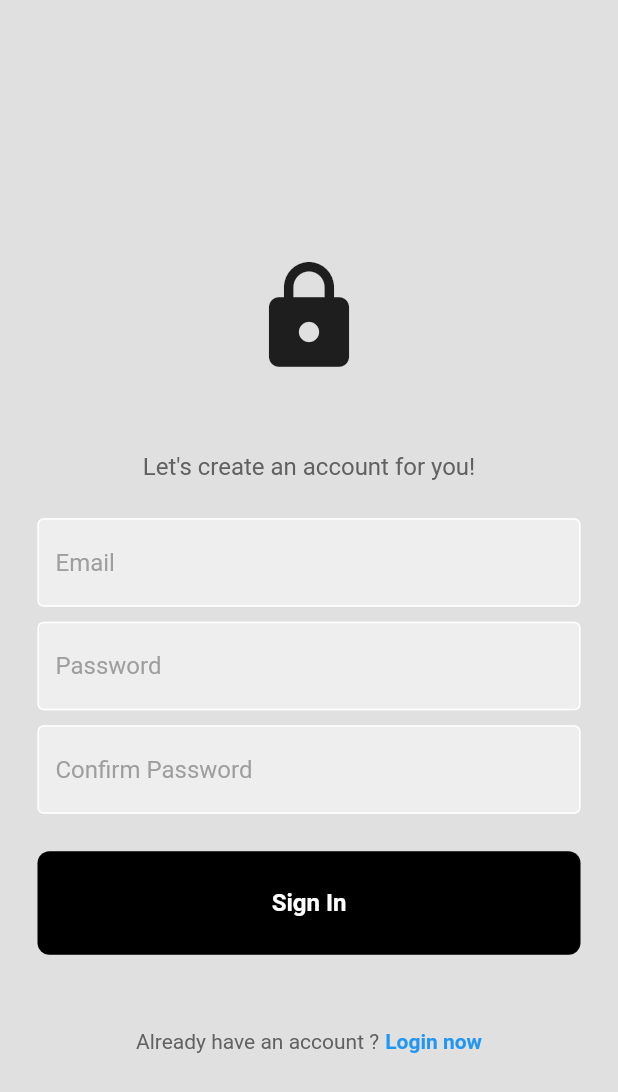
After one commit to baziz-meriem/waterMonitor, a Flutter app: the screen it shows after launch, after a tap on "Register now", on a phone screen of 412 x 824 dp. The commit adds this screen. Shown: the top 1092 px of the screen. Run offline on Flutter 3.47's test engine with Material 2 defaults, Android fonts, the light colour scheme and no system bars; our stand-ins replace firebase_core, firebase_database; accounts and stored records are empty.

Commit message:
ADD register UI and toggle

```diff
--- a/lib/main.dart
+++ b/lib/main.dart
@@ -2,6 +2,8 @@ import 'package:firebase_core/firebase_core.dart';
 import 'package:flutter/material.dart';
 import 'package:firebase_database/firebase_database.dart';
 import 'package:flutterprojects/pages/login_page.dart';
+import 'package:flutterprojects/pages/loginor_register_page.dart';
+import 'package:flutterprojects/pages/register_page.dart';
 
 import 'custom_slider.dart';
 
@@ -22,9 +24,8 @@ class MyApp extends StatefulWidget {
 class _MyAppState extends State<MyApp> {
   @override
   Widget build(BuildContext context) {
-    return Scaffold(
-      body:LoginPage(),
-    );
+    return LoginOrRegisterPage();
+
   }
 
 }
--- a/lib/pages/login_page.dart
+++ b/lib/pages/login_page.dart
@@ -3,9 +3,17 @@ import 'package:flutterprojects/components/My_button.dart';
 
 import '../components/TextField.dart';
 
-class LoginPage extends StatelessWidget {
-  LoginPage({super.key});
+class LoginPage extends StatefulWidget {
+  final Function()? onTap;
+  const LoginPage({super.key, required this.onTap});
+
+  @override
+  State<LoginPage> createState() => _LoginPageState();
+}
+
+class _LoginPageState extends State<LoginPage> {
   final usernameController = TextEditingController();
+
   final passwordController = TextEditingController();
 
   void signUserIn(){}
@@ -15,6 +23,7 @@ class LoginPage extends StatelessWidget {
     return Scaffold(
       backgroundColor: Colors.grey[300],
       body: Center(
+        child: SingleChildScrollView(
           child: SafeArea(
             child: Column(
                 children: [
@@ -60,10 +69,13 @@ class LoginPage extends StatelessWidget {
                    children: [
                      Text('Not a member?', style:TextStyle(color:Colors.grey[700])),
                      const SizedBox(width:4),
-                   Text(
+                     GestureDetector(
+                       onTap:widget.onTap,
+                       child: const Text(
                          'Register now',
                          style:TextStyle(
                            color:Colors.blue, fontWeight:FontWeight .bold
+                         ),
                        ),
                      )
                    ],
@@ -71,6 +83,7 @@ class LoginPage extends StatelessWidget {
                   ]),
           ),
         ),
+      ),
     );
   }
 }
--- /dev/null
+++ b/lib/pages/loginor_register_page.dart
@@ -0,0 +1,34 @@
+import 'package:flutter/material.dart';
+import 'login_page.dart';
+import 'register_page.dart';
+
+class LoginOrRegisterPage extends StatefulWidget {
+  const LoginOrRegisterPage({super.key});
+
+  @override
+  State<LoginOrRegisterPage> createState() => _LoginOrRegisterPageState();
+}
+class _LoginOrRegisterPageState extends State<LoginOrRegisterPage> {
+  bool showLoginPage = true;
+
+  void togglePages(){
+    setState(() {
+      showLoginPage = !showLoginPage;
+    });
+  }
+
+  @override
+  Widget build(BuildContext context) {
+   if(showLoginPage){
+     return LoginPage(
+       onTap:togglePages,
+     );
+
+   }else{
+     return RegisterPage(
+       onTap:togglePages,
+     );
+   }
+  }
+
+}
--- /dev/null
+++ b/lib/pages/register_page.dart
@@ -0,0 +1,85 @@
+import 'package:flutter/material.dart';
+import 'package:flutterprojects/components/My_button.dart';
+
+import '../components/TextField.dart';
+
+class RegisterPage extends StatefulWidget {
+  final Function()? onTap;
+  RegisterPage({super.key, required this.onTap});
+
+  @override
+  State<RegisterPage> createState() => _RegisterPageState();
+}
+
+class _RegisterPageState extends State<RegisterPage> {
+  final emailController = TextEditingController();
+
+  final passwordController = TextEditingController();
+
+  final confirmpasswordController = TextEditingController();
+
+  void signUserUp(){}
+
+  @override
+  Widget build(BuildContext context) {
+    return Scaffold(
+      backgroundColor: Colors.grey[300],
+      body: Center(
+        child: SingleChildScrollView(
+          child: SafeArea(
+            child: Column(
+                children: [
+                  const SizedBox(height: 50,),
+                  const Icon(
+                    Icons.lock,
+                    size:80,),
+                  const SizedBox(height: 50,),
+                  Text('Let\'s create an account for you!',
+                    style:TextStyle(color:Colors.grey[700],
+                      fontSize:16,
+                    ),
+                  ),
+                  const SizedBox(height:20),
+                  MyTextField(
+                    controller: emailController,
+                    hintText: 'Email',
+                    obscureText: false,
+                  ),
+                  MyTextField(
+                    controller: passwordController,
+                    hintText: 'Password',
+                    obscureText: true,
+                  ),
+                  MyTextField(
+                    controller: confirmpasswordController,
+                    hintText: 'Confirm Password',
+                    obscureText: true,
+                  ),
+
+                  const SizedBox(height: 20),
+                  MyButton(
+                      onTap: signUserUp),
+                  const SizedBox(height: 50,),
+                  Row(
+                    mainAxisAlignment: MainAxisAlignment.center,
+                    children: [
+                      Text('Already have an account ?', style:TextStyle(color:Colors.grey[700])),
+                      const SizedBox(width:4),
+                      GestureDetector(
+                        onTap: widget.onTap,
+                        child: const Text(
+                          'Login now',
+                          style:TextStyle(
+                              color:Colors.blue, fontWeight:FontWeight .bold
+                          ),
+                        ),
+                      )
+                    ],
+                  )
+                ]),
+          ),
+        ),
+      ),
+    );
+  }
+}
```
Lines whose indentation alone changed are shown as unchanged.
